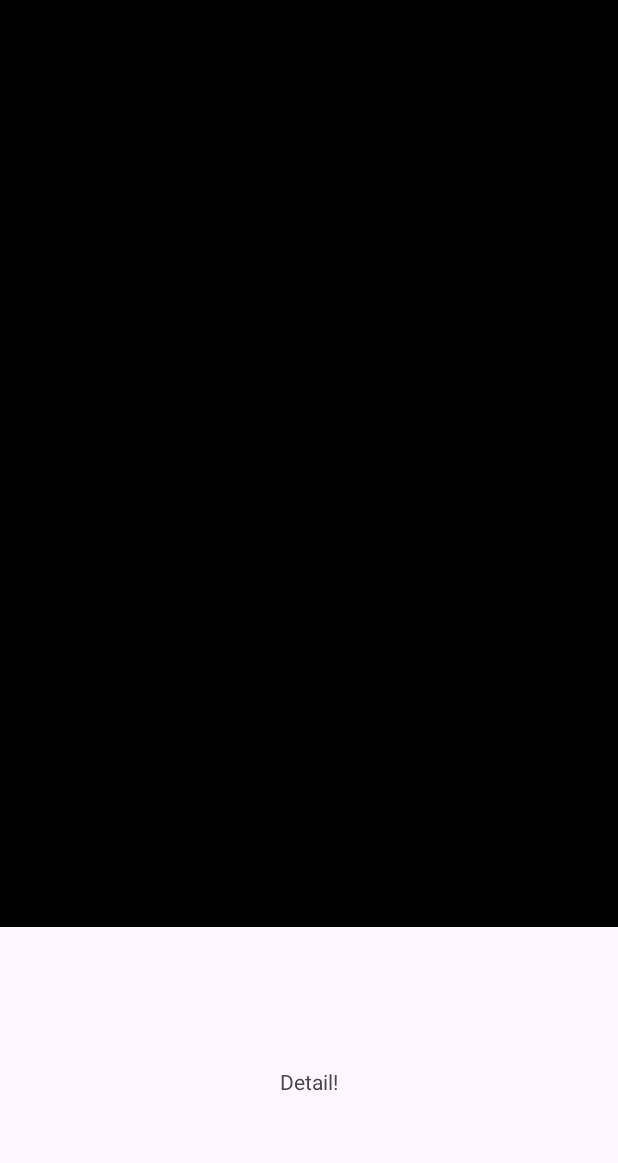
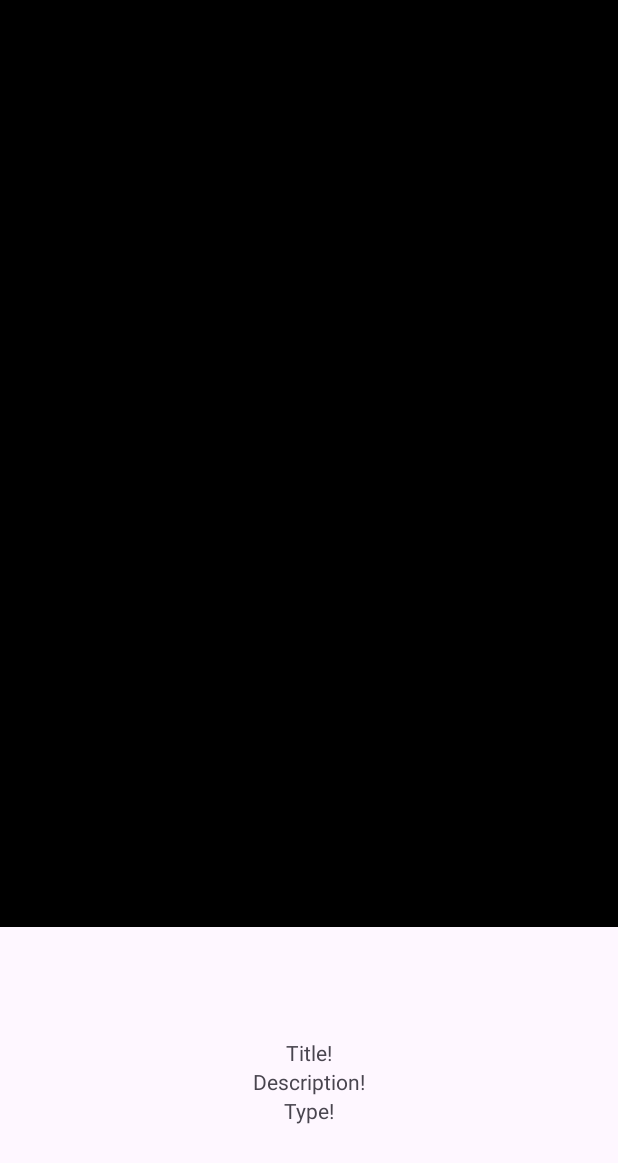
Before and after one commit to karateka-git/KOLSA, an Android app: the layout fragment_workout_detail.xml on its own in the app's theme, with its tools: preview values and no code run, on a phone screen of 412 x 824 dp. Shown: the top 1163 px of the screen. Run offline under Robolectric (Android 15) with nearby library versions, the phone set to English and light mode, and no system bars.

Commit message:
VE: add LoadDetailWorkoutUseCase for load and combine data from cashed workout and remote videoInfo

```diff
--- a/app/src/main/java/com/example/kolsa/data/repositories/WorkoutRepositoryImpl.kt
+++ b/app/src/main/java/com/example/kolsa/data/repositories/WorkoutRepositoryImpl.kt
@@ -41,8 +41,10 @@ class WorkoutRepositoryImpl(
         }
     }
 
-    override suspend fun getWorkout(id: WorkoutId): Result<WorkoutItem> {
-        TODO("Not yet implemented")
+    override suspend fun getWorkout(id: WorkoutId): Result<WorkoutItem> = withContext(Dispatchers.IO) {
+        runCatching {
+            cashedWorkoutList.items.first { it.id == id }
+        }
     }
 
     override suspend fun getWorkoutVideo(id: WorkoutId): Result<WorkoutVideo> = withContext(Dispatchers.IO) {
--- a/app/src/main/java/com/example/kolsa/domain/models/WorkoutDetailInfo.kt
+++ b/app/src/main/java/com/example/kolsa/domain/models/WorkoutDetailInfo.kt
@@ -2,5 +2,6 @@ package com.example.kolsa.domain.models
 
 data class WorkoutDetailInfo(
     val id: WorkoutId = WorkoutId(),
+    val info: WorkoutItem = WorkoutItem(),
     val video: WorkoutVideo = WorkoutVideo(),
 )
--- a/app/src/main/res/layout/fragment_workout_detail.xml
+++ b/app/src/main/res/layout/fragment_workout_detail.xml
@@ -7,6 +7,31 @@
     android:layout_height="match_parent"
     tools:context=".presentation.workout.workout_detail.WorkoutDetailFragment">
 
+    <TextView
+        android:id="@+id/error_text_view"
+        android:layout_width="match_parent"
+        android:layout_height="match_parent"
+        android:gravity="center"
+        android:visibility="visible"
+        android:text="@string/load_error"/>
+
+    <ProgressBar
+        android:id="@+id/loading_progress_bar"
+        style="?android:attr/progressBarStyleLarge"
+        android:layout_width="wrap_content"
+        android:layout_height="wrap_content"
+        android:layout_centerInParent="true"
+        android:visibility="gone"
+        app:layout_constraintBottom_toBottomOf="parent"
+        app:layout_constraintEnd_toEndOf="parent"
+        app:layout_constraintStart_toStartOf="parent"
+        app:layout_constraintTop_toTopOf="parent" />
+
+    <androidx.constraintlayout.widget.ConstraintLayout
+        android:id="@+id/data_container"
+        android:layout_width="match_parent"
+        android:layout_height="match_parent">
+
         <androidx.media3.ui.PlayerView
             android:id="@+id/player_view"
             android:layout_width="match_parent"
@@ -14,13 +39,13 @@
             app:show_buffering="when_playing"
             app:layout_constraintVertical_weight="0.6"
             app:layout_constraintTop_toTopOf="parent"
-        app:layout_constraintBottom_toTopOf="@+id/textview"/>
+            app:layout_constraintBottom_toTopOf="@+id/description_container"/>
 
         <TextView
             android:id="@+id/exo_quality"
-        android:layout_width="35dp"
+            android:layout_width="wrap_content"
             android:layout_margin="5dp"
-        android:layout_height="35dp"
+            android:layout_height="wrap_content"
             android:layout_gravity="center_vertical"
             android:gravity="center"
             android:textColor="@color/black"
@@ -28,13 +53,36 @@
             app:layout_constraintEnd_toEndOf="parent"
             tools:text="720p"/>
 
-    <TextView
-        android:id="@+id/textview"
+        <LinearLayout
+            android:id="@+id/description_container"
             android:layout_width="match_parent"
             android:layout_height="0dp"
-        android:text="Detail!"
             android:gravity="center"
+            android:orientation="vertical"
             app:layout_constraintVertical_weight="0.2"
             app:layout_constraintBottom_toBottomOf="parent"
-        app:layout_constraintTop_toBottomOf="@+id/player_view" />
+            app:layout_constraintTop_toBottomOf="@+id/player_view">
+
+            <TextView
+                android:id="@+id/title_text_view"
+                android:layout_width="match_parent"
+                android:layout_height="wrap_content"
+                android:gravity="center"
+                tools:text="Title!" />
+
+            <TextView
+                android:id="@+id/description_text_view"
+                android:layout_width="match_parent"
+                android:layout_height="wrap_content"
+                android:gravity="center"
+                tools:text="Description!" />
+
+            <TextView
+                android:id="@+id/type_text_view"
+                android:layout_width="match_parent"
+                android:layout_height="wrap_content"
+                android:gravity="center"
+                tools:text="Type!" />
+        </LinearLayout>
     </androidx.constraintlayout.widget.ConstraintLayout>
+</androidx.constraintlayout.widget.ConstraintLayout>
```
Also changed, not shown: app/src/main/java/com/example/kolsa/di/AppModules.kt (+7 -0 lines), app/src/main/java/com/example/kolsa/domain/interactors/LoadDetailWorkoutUseCase.kt (added, +43 -0 lines), app/src/main/java/com/example/kolsa/domain/models/WorkoutItem.kt (+4 -4 lines), app/src/main/java/com/example/kolsa/presentation/workout/workout_detail/WorkoutDetailFragment.kt (+40 -7 lines), app/src/main/java/com/example/kolsa/presentation/workout/workout_detail/WorkoutDetailViewModel.kt (+4 -4 lines). Lines whose indentation alone changed are shown as unchanged.
